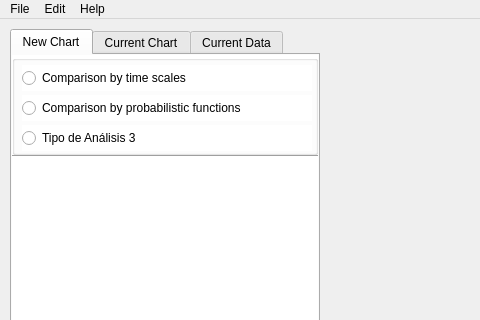
The window that wq_window.ui (vialrogo/Weight-Queue-Validator) describes before a commit, drawn with Qt 5; both pictures show x 0 to 480 and y 0 to 320 of the 1024 by 720 pixel window.
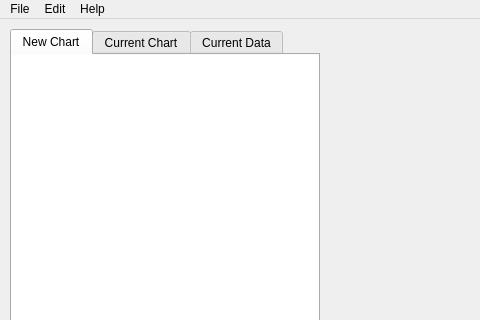
The same window after the commit. Icons and pictures are not drawn.

What changed in the file:
```diff
--- a/wq_window.ui
+++ b/wq_window.ui
@@ -157,136 +157,6 @@
      <attribute name="title">
       <string>New Chart</string>
      </attribute>
-     <widget class="QWidget" name="widgetParametros" native="true">
-      <property name="geometry">
-       <rect>
-        <x>0</x>
-        <y>103</y>
-        <width>306</width>
-        <height>262</height>
-       </rect>
-      </property>
-      <property name="styleSheet">
-       <string notr="true">background-color:white;</string>
-      </property>
-     </widget>
-     <widget class="QGroupBox" name="groupBox">
-      <property name="geometry">
-       <rect>
-        <x>0</x>
-        <y>0</y>
-        <width>306</width>
-        <height>100</height>
-       </rect>
-      </property>
-      <property name="sizePolicy">
-       <sizepolicy hsizetype="Preferred" vsizetype="Preferred">
-        <horstretch>0</horstretch>
-        <verstretch>0</verstretch>
-       </sizepolicy>
-      </property>
-      <property name="baseSize">
-       <size>
-        <width>0</width>
-        <height>0</height>
-       </size>
-      </property>
-      <property name="font">
-       <font>
-        <family>Ubuntu</family>
-        <weight>75</weight>
-        <bold>true</bold>
-       </font>
-      </property>
-      <property name="layoutDirection">
-       <enum>Qt::LeftToRight</enum>
-      </property>
-      <property name="autoFillBackground">
-       <bool>false</bool>
-      </property>
-      <property name="styleSheet">
-       <string notr="true">background-color:white;</string>
-      </property>
-      <property name="title">
-       <string/>
-      </property>
-      <property name="flat">
-       <bool>false</bool>
-      </property>
-      <property name="checkable">
-       <bool>false</bool>
-      </property>
-      <widget class="QRadioButton" name="radioButtonAnalisis1">
-       <property name="geometry">
-        <rect>
-         <x>10</x>
-         <y>10</y>
-         <width>290</width>
-         <height>26</height>
-        </rect>
-       </property>
-       <property name="font">
-        <font>
-         <weight>50</weight>
-         <bold>false</bold>
-        </font>
-       </property>
-       <property name="text">
-        <string>Comparison by time scales</string>
-       </property>
-      </widget>
-      <widget class="QRadioButton" name="radioButtonAnalisis2">
-       <property name="geometry">
-        <rect>
-         <x>10</x>
-         <y>40</y>
-         <width>290</width>
-         <height>26</height>
-        </rect>
-       </property>
-       <property name="font">
-        <font>
-         <weight>50</weight>
-         <bold>false</bold>
-        </font>
-       </property>
-       <property name="text">
-        <string>Comparison by probabilistic functions</string>
-       </property>
-      </widget>
-      <widget class="QRadioButton" name="radioButtonAnalisis3">
-       <property name="geometry">
-        <rect>
-         <x>10</x>
-         <y>70</y>
-         <width>290</width>
-         <height>26</height>
-        </rect>
-       </property>
-       <property name="font">
-        <font>
-         <weight>50</weight>
-         <bold>false</bold>
-        </font>
-       </property>
-       <property name="text">
-        <string>Tipo de Análisis 3</string>
-       </property>
-      </widget>
-     </widget>
-     <widget class="Line" name="lineTabAgregar">
-      <property name="geometry">
-       <rect>
-        <x>0</x>
-        <y>100</y>
-        <width>310</width>
-        <height>3</height>
-       </rect>
-      </property>
-      <property name="orientation">
-       <enum>Qt::Horizontal</enum>
-      </property>
-     </widget>
     </widget>
     <widget class="QWidget" name="widgetTabCurrent">
      <property name="styleSheet">
```
